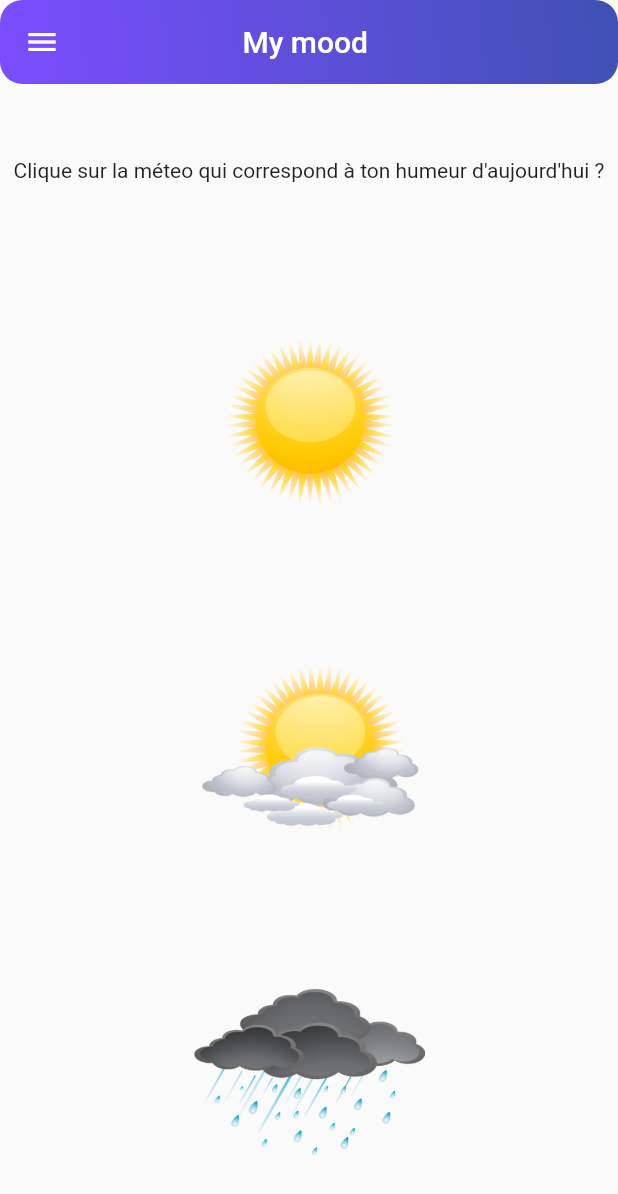
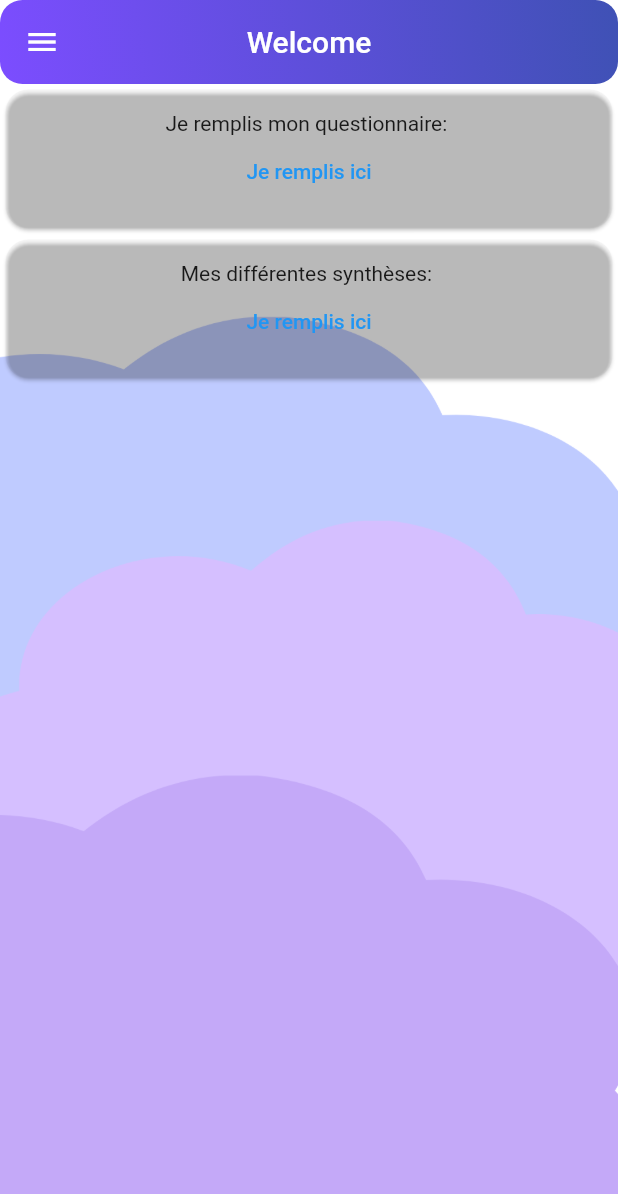
Before and after one commit to KodiakFR/my_mood, a Flutter app: the screen it shows once a user with an empty profile is signed in, on a phone screen of 412 x 824 dp. Shown: the top 1194 px of the screen. Run offline on Flutter 3.47's test engine with Material 2 defaults, Android fonts, the phone set to English and light mode, and no system bars; our stand-ins replace cloud_firestore, cloud_functions, firebase_auth, firebase_core, firebase_storage, google_sign_in; accounts and stored records are empty; generated files the repository leaves out were written again; network calls fail.

Commit message:
adding new mainPage + deco

```diff
--- a/lib/main.dart
+++ b/lib/main.dart
@@ -7,6 +7,7 @@ import 'package:flutter/foundation.dart';
 import 'package:flutter/material.dart';
 import 'package:my_mood/screens/connection/connection.dart';
 import 'package:my_mood/screens/homepage/home_page.dart';
+import 'package:my_mood/screens/main_page/main_page.dart';
 import 'package:my_mood/screens/moodFormPage/mood_form_page.dart';
 import 'package:firebase_core/firebase_core.dart';
 import 'package:my_mood/screens/register/register.dart';
@@ -98,7 +99,7 @@ class MyApp extends StatelessWidget {
             builder: (context, snapshot) {
               if (snapshot.connectionState == ConnectionState.active) {
                 if (snapshot.hasData) {
-                  return const HomePage();
+                  return const MainPage();
                 }
                 return const Connection();
               }
--- /dev/null
+++ b/lib/screens/main_page/main_page.dart
@@ -0,0 +1,69 @@
+import 'package:flutter/material.dart';
+import 'package:my_mood/screens/customs/app_bar_custom.dart';
+
+import '../widget/navbar.dart';
+
+class MainPage extends StatelessWidget {
+  const MainPage({super.key});
+
+  @override
+  Widget build(BuildContext context) {
+    var sizeHeight = MediaQuery.of(context).size.height;
+    return Container(
+      decoration:  BoxDecoration(
+        image: DecorationImage(
+          image: AssetImage("lib/IMG/testfond2.png"),
+          fit: BoxFit.fill
+        ),
+      ),
+      child: Scaffold(
+        backgroundColor: Colors.transparent,
+        drawer: const NavBar(),
+        appBar: AppBarCustom().backgroundOfAppbar("Welcome"),
+        body: Column(
+          children: [
+
+           SizedBox(
+            width: 500,
+            height: 100,
+             child: Card(
+              color: Colors.transparent,
+               shape: RoundedRectangleBorder(
+               borderRadius: BorderRadius.circular(15)),
+                child: Column(
+                  mainAxisAlignment: MainAxisAlignment.center,
+                  children: [
+                    Text("Je remplis mon questionnaire: "),
+                    TextButton(onPressed: () {
+                      Navigator.pushReplacementNamed(context, '/Home');
+                    }, child: Text("Je remplis ici"))
+                  ],
+                ),
+             ),
+           ),
+
+
+           SizedBox(
+            width: 500,
+            height: 100,
+             child: Card(
+              color: Colors.transparent,
+               shape: RoundedRectangleBorder(
+               borderRadius: BorderRadius.circular(15)),
+                child: Column(
+                  mainAxisAlignment: MainAxisAlignment.center,
+                  children: [
+                    Text("Mes différentes synthèses: "),
+                    TextButton(onPressed: () {
+
+                    }, child: Text("Je remplis ici"))
+                  ],
+                ),
+             ),
+           ),
+          ],
+        ),
+      ),
+    );
+  }
+}
--- a/lib/screens/moodFormPage/mood_form_page.dart
+++ b/lib/screens/moodFormPage/mood_form_page.dart
@@ -23,7 +23,7 @@ class _MoodFormPageState extends State<MoodFormPage> {
   Widget build(BuildContext context) {
     var myContext = context.watch<AnswerProvider>().myAnswerEntityProvider;
     var sizeHeight = MediaQuery.of(context).size.height;
-        final theme = Theme.of(context);
+    final theme = Theme.of(context);
     final oldCheckboxTheme = theme.checkboxTheme;
     final newCheckBoxTheme = oldCheckboxTheme.copyWith(
       shape: RoundedRectangleBorder(borderRadius: BorderRadius.circular(100)),
--- a/lib/services/answer_service.dart
+++ b/lib/services/answer_service.dart
@@ -11,12 +11,12 @@ class AnswerService {
     answerEntity.dateTime = DateTime.now();
     try {
       if(result.data()?["answer"] == null) {
-                await FirebaseFirestore.instance.collection('users').doc(_auth.currentUser!.uid).set({"answer" :
+                await FirebaseFirestore.instance.collection('users').doc(_auth.currentUser!.uid).set({"answers" :
                 FieldValue.arrayUnion(
                   [answerEntity.toJson()])
         });
         } else {
-                    await FirebaseFirestore.instance.collection('users').doc(_auth.currentUser!.uid).update({ "answer" :
+                    await FirebaseFirestore.instance.collection('users').doc(_auth.currentUser!.uid).update({ "answers" :
                     FieldValue.arrayUnion([answerEntity.toJson()]
         )});
         }
```
Also changed, not shown: lib/IMG/testfond.png (added), lib/IMG/testfond2.png (added).
